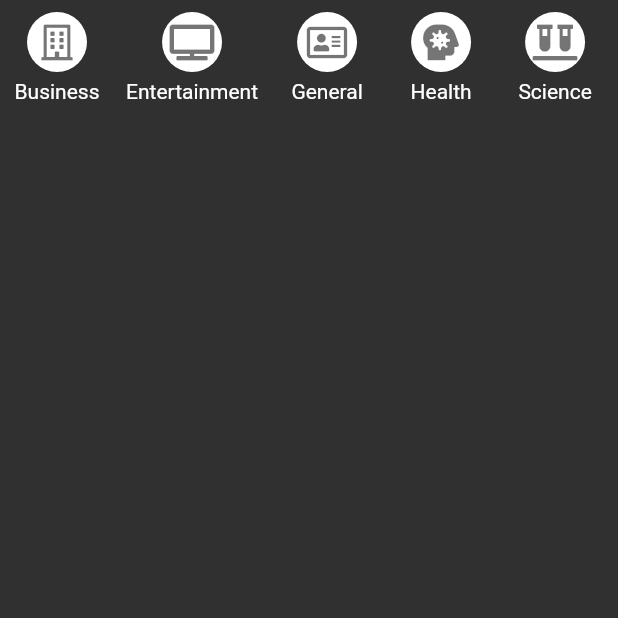
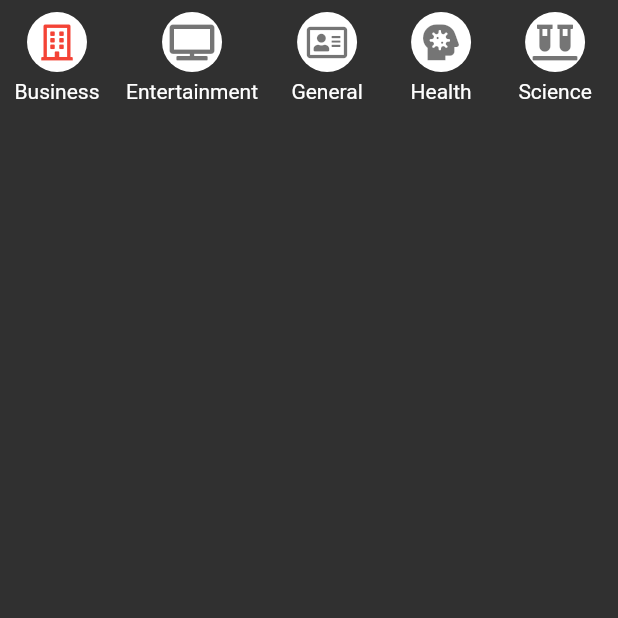
Before and after one commit to antonioigl/news_app, a Flutter app: the screen it shows after launch, swiped to page 2, on a phone screen of 412 x 824 dp, the top half of it. Run offline on Flutter 3.47's test engine with Material 2 defaults, Android fonts, the phone set to English and light mode, and no system bars; our stand-ins replace font_awesome_flutter; network calls fail.

Commit message:
added Cambiar el color de la categoría seleccionada

```diff
--- a/lib/src/pages/tab2_page.dart
+++ b/lib/src/pages/tab2_page.dart
@@ -1,6 +1,7 @@
 import 'package:flutter/material.dart';
 import 'package:news_app/src/models/category_models.dart';
 import 'package:news_app/src/services/news_service.dart';
+import 'package:news_app/src/theme/tema.dart';
 import 'package:provider/provider.dart';
 
 class Tab2Page extends StatelessWidget {
@@ -58,6 +59,9 @@ class _CategoryButton extends StatelessWidget {
 
   @override
   Widget build(BuildContext context) {
+
+    final newsService = Provider.of<NewsService>(context);
+
     return GestureDetector(
       onTap: () {
         // print('${ categoria.name }');
@@ -74,7 +78,9 @@ class _CategoryButton extends StatelessWidget {
         ),
         child: Icon(
           categoria.icon,
-          color: Colors.black54,
+          color: ( newsService.selectedCategory == this.categoria.name )
+          ? miTema.accentColor
+          : Colors.black54,
         ),
       ),
     );
```
